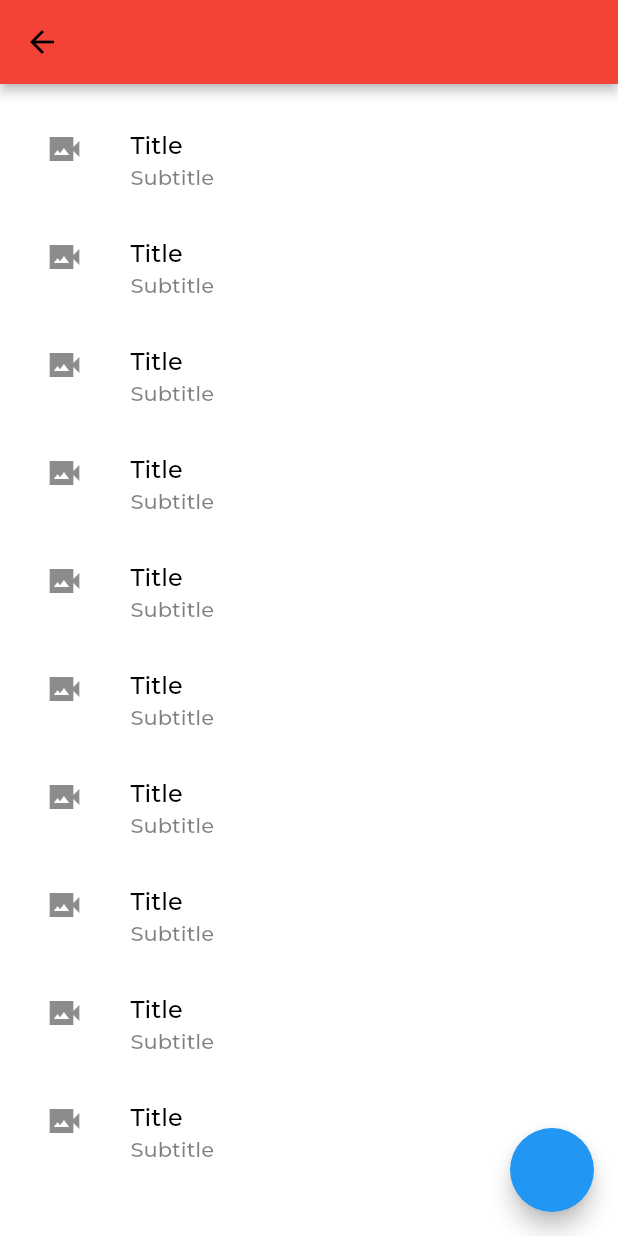
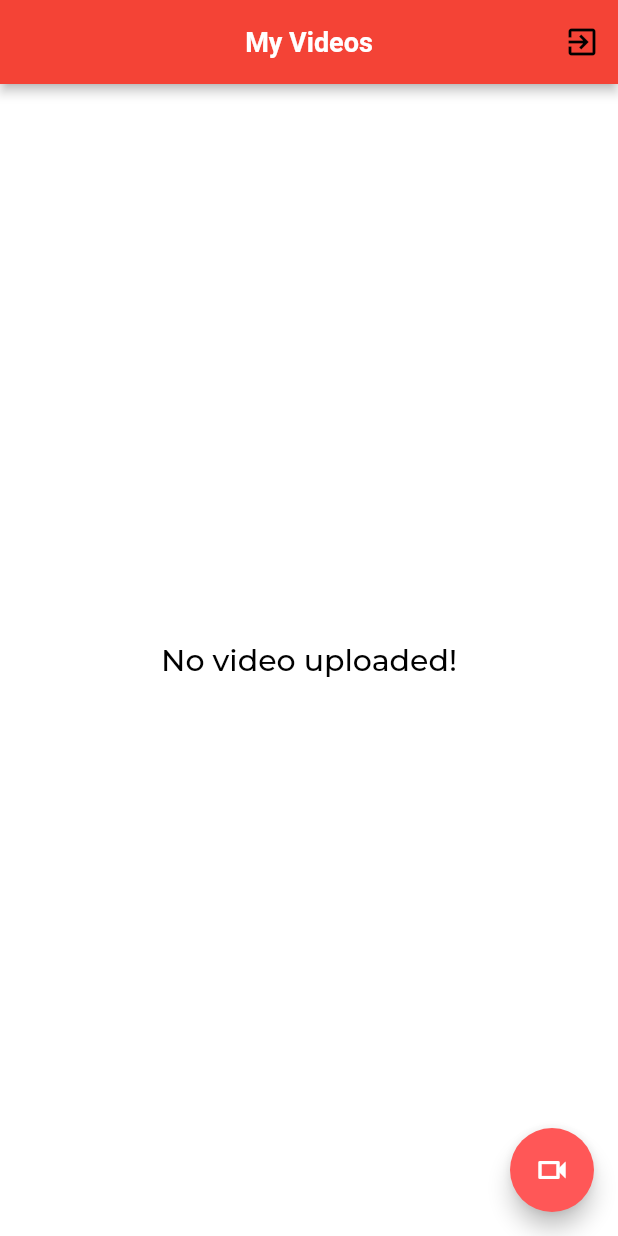
Before and after one commit to SyedAhmed334/Video-Recorder-Flutter, a Flutter app: the VideoListScreen screen opened directly, on a phone screen of 412 x 824 dp. Run offline on Flutter 3.47's test engine with Material 3 defaults, Android fonts, the phone set to English and light mode, and no system bars; our stand-ins replace camera, firebase_auth, firebase_core, firebase_storage, fluttertoast, geocoding and 4 more; accounts and stored records are empty; project files that could hold a hidden picture were left out.

Commit message:
code updated

```diff
--- a/lib/Common/Widgets/custom_button.dart
+++ b/lib/Common/Widgets/custom_button.dart
@@ -58,7 +58,9 @@ class CustomButton extends StatelessWidget {
               ),
         child: Center(
           child: containLoading
-              ? const CircularProgressIndicator()
+              ? const CircularProgressIndicator(
+                  color: Colors.white,
+                )
               : Text(
                   btnText ??
                       "                                                                                                                                                                                                                                                                                                                     ",
--- a/lib/Features/Authentication/controllers/otp_controller.dart
+++ b/lib/Features/Authentication/controllers/otp_controller.dart
@@ -4,6 +4,7 @@ import 'package:firebase_auth/firebase_auth.dart';
 import 'package:flutter/material.dart';
 import 'package:get/get.dart';
 import 'package:video_recorder/Features/Video/screens/video_screen.dart';
+import 'package:video_recorder/Features/Video/screens/videos_list_screen.dart';
 import 'package:video_recorder/utils/helpers/helper_functions.dart';
 
 class OTPController extends GetxController {
@@ -23,7 +24,7 @@ class OTPController extends GetxController {
           .then((value) {
         isLoading.value = false;
         XHelperFunctions.showToastMessage(message: 'Login Successful');
-        Get.offAll(() => const VideoScreen());
+        Get.offAll(() => const VideoListScreen());
       });
     } catch (e) {
       isLoading.value = false;
--- a/lib/Features/Authentication/controllers/phone_auth_controller.dart
+++ b/lib/Features/Authentication/controllers/phone_auth_controller.dart
@@ -34,9 +34,8 @@ class PhoneAuthController extends GetxController {
         },
         codeAutoRetrievalTimeout: (String verificationId) {
           isLoading.value = false;
-          XHelperFunctions.showToastMessage(message: 'Request Timeout!');
+          // XHelperFunctions.showToastMessage(message: 'Request Timeout!');
         },
-        timeout: const Duration(seconds: 20),
         phoneNumber: phoneNumberController.text.toString(),
       );
     } catch (e) {
--- a/lib/Features/Meta Data/meta_data_controller.dart
+++ b/lib/Features/Meta Data/meta_data_controller.dart
@@ -99,8 +99,7 @@ class MetaDataController extends GetxController {
     await placemarkFromCoordinates(position.latitude, position.longitude)
         .then((List<Placemark> placemarks) {
       Placemark place = placemarks[0];
-      currentAddress =
-          '${place.subLocality}, ${place.locality}, ${place.country}';
+      currentAddress = '${place.locality}, ${place.country}';
       videoLocationController.text = currentAddress;
       update();
     }).catchError((e) {
--- a/lib/Features/Video/controllers/vide_list_controller.dart
+++ b/lib/Features/Video/controllers/vide_list_controller.dart
@@ -3,13 +3,38 @@ import 'dart:developer';
 import 'package:firebase_auth/firebase_auth.dart';
 import 'package:firebase_storage/firebase_storage.dart';
 import 'package:get/get_state_manager/src/simple/get_controllers.dart';
+import 'package:video_recorder/Features/Video/models/video_model.dart';
 
 class VideoListController extends GetxController {
-  FirebaseStorage storage = FirebaseStorage.instance;
-  final userId = FirebaseAuth.instance.currentUser!.uid;
+  final auth = FirebaseAuth.instance;
+  final FirebaseStorage _storage = FirebaseStorage.instance;
 
-  void getVideosList() async {
-    // ListResult result = await storage.ref().child('videos/$userId/').;
-    // log(result.sto);
+  Future<List<Video>> fetchVideos() async {
+    List<Video> videoList = [];
+    ListResult result = await _storage
+        .ref('videos/${auth.currentUser!.uid.toString()}/')
+        .listAll();
+    log('current user: ${auth.currentUser!.uid}');
+
+    for (Reference ref in result.items) {
+      FullMetadata metadata = await ref.getMetadata();
+
+      Map<String, dynamic>? customMetadata = metadata.customMetadata;
+      log('metaData: $customMetadata');
+
+      String videoUrl = await ref.getDownloadURL();
+      log('metaData: $videoUrl');
+
+      // Create Video object
+      Video video = Video(
+        title: customMetadata!['title'] ?? '',
+        description: customMetadata['description'] ?? '',
+        category: customMetadata['category'] ?? '',
+        location: customMetadata['location'] ?? '',
+        videoUrl: videoUrl,
+      );
+      videoList.add(video);
+    }
+    return videoList;
   }
 }
--- a/lib/Features/Video/models/video_model.dart
+++ b/lib/Features/Video/models/video_model.dart
@@ -3,13 +3,13 @@ class Video {
   final String description;
   final String category;
   final String location;
-  final String downloadUrl;
+  final String videoUrl;
 
   Video({
     required this.title,
     required this.description,
     required this.category,
     required this.location,
-    required this.downloadUrl,
+    required this.videoUrl,
   });
 }
--- a/lib/Features/Video/screens/videos_list_screen.dart
+++ b/lib/Features/Video/screens/videos_list_screen.dart
@@ -1,11 +1,15 @@
 import 'dart:developer';
 
 import 'package:firebase_auth/firebase_auth.dart';
-import 'package:firebase_storage/firebase_storage.dart';
+import 'package:firebase_core/firebase_core.dart';
 import 'package:flutter/material.dart';
 import 'package:get/get.dart';
+import 'package:video_recorder/Features/Authentication/screens/login_screen.dart';
 import 'package:video_recorder/Features/Video/controllers/vide_list_controller.dart';
+import 'package:video_recorder/Features/Video/models/video_model.dart';
+import 'package:video_recorder/Features/Video/screens/video_player_time.dart';
 import 'package:video_recorder/Features/Video/screens/video_screen.dart';
+import 'package:video_recorder/Utils/Constants/colors.dart';
 
 class VideoListScreen extends StatefulWidget {
   const VideoListScreen({super.key});
@@ -15,42 +19,91 @@ class VideoListScreen extends StatefulWidget {
 }
 
 class _VideoListScreenState extends State<VideoListScreen> {
-  @override
-  void initState() {
-    super.initState();
-    WidgetsBinding.instance.addPostFrameCallback((_) {
-      controller.getVideosList();
-    });
-  }
-
   final controller = Get.put(VideoListController());
   @override
   Widget build(BuildContext context) {
     return Scaffold(
-        appBar: AppBar(),
-        floatingActionButton: FloatingActionButton(onPressed: () {
+      appBar: AppBar(
+        title: const Text('My Videos'),
+        centerTitle: true,
+        actions: [
+          IconButton(
+              onPressed: () {
+                FirebaseAuth.instance.signOut();
+                Get.offAll(() => const LoginScreen());
+              },
+              icon: const Icon(Icons.exit_to_app))
+        ],
+      ),
+      body: Padding(
+        padding: const EdgeInsets.all(0.0),
+        child: FutureBuilder<List<Video>>(
+            future: controller.fetchVideos(),
+            builder: (context, snapshot) {
+              if (snapshot.connectionState == ConnectionState.waiting) {
+                log('waiting');
+                return const Center(child: CircularProgressIndicator());
+              } else if (snapshot.hasError) {
+                log('has error');
+                return Center(child: Text('Error: ${snapshot.error}'));
+              } else if (snapshot.hasData) {
+                log('has data');
+                log(snapshot.data!.length.toString());
+                return snapshot.data!.isEmpty
+                    ? const Center(
+                        child: Text(
+                        'No video uploaded!',
+                        style: TextStyle(
+                            fontSize: 20, fontWeight: FontWeight.w500),
+                      ))
+                    : ListView.builder(
+                        itemCount: snapshot.data!.length,
+                        itemBuilder: (context, index) {
+                          final video = snapshot.data![index];
+                          return Padding(
+                            padding: const EdgeInsets.symmetric(
+                                horizontal: 4, vertical: 4),
+                            child: Card(
+                              color: XColors.secondaryColor,
+                              child: ListTile(
+                                title: Text(video.title),
+                                subtitle: Text(video.description),
+                                trailing: Text(
+                                  video.location,
+                                ),
+                                leading: const Icon(Icons.video_library),
+                                onTap: () => _playVideo(video),
+                              ),
+                            ),
+                          );
+                        },
+                      );
+              } else {
+                log('else');
+                return const Center(
+                    child: Text(
+                  'No video uploaded!',
+                  style: TextStyle(fontSize: 20, fontWeight: FontWeight.w500),
+                ));
+              }
+            }),
+      ),
+      floatingActionButton: FloatingActionButton(
+        onPressed: () {
           Get.to(const VideoScreen());
-        }),
-        body: Padding(
-          padding: const EdgeInsets.all(15.0),
-          child: Column(
-            mainAxisAlignment: MainAxisAlignment.center,
-            crossAxisAlignment: CrossAxisAlignment.center,
-            children: [
-              Expanded(
-                child: ListView.builder(
-                  itemCount: 10,
-                  itemBuilder: (context, index) {
-                    return const ListTile(
-                      title: Text('Title'),
-                      subtitle: Text('Subtitle'),
-                      leading: Icon(Icons.video_camera_back_sharp),
-                    );
-                  },
-                ),
-              )
-            ],
-          ),
-        ));
+        },
+        backgroundColor: XColors.primaryColor,
+        foregroundColor: XColors.whiteColor,
+        child: const Icon(Icons.videocam_outlined),
+      ),
+    );
+  }
+
+  void _playVideo(Video video) {
+    Get.to(
+      () => VideoPlayerScreen(
+        videoUrl: video.videoUrl,
+      ),
+    );
   }
 }
--- a/lib/main.dart
+++ b/lib/main.dart
@@ -2,8 +2,7 @@ import 'package:firebase_core/firebase_core.dart';
 import 'package:flutter/material.dart';
 import 'package:flutter/widgets.dart';
 import 'package:get/get.dart';
-import 'package:video_recorder/Features/Video/screens/video_screen.dart';
-import 'package:video_recorder/Features/Video/screens/videos_list_screen.dart';
+import 'package:video_recorder/Features/Splash/splash_screen.dart';
 import 'package:video_recorder/firebase_options.dart';
 import 'package:video_recorder/utils/themes/theme.dart';
 
@@ -25,7 +24,7 @@ class MyApp extends StatelessWidget {
       title: 'Video Recorder',
       debugShowCheckedModeBanner: false,
       theme: XTheme.lightTheme,
-      home: const VideoScreen(),
+      home: const SplashScreen(),
     );
   }
 }
```
Also changed, not shown: lib/Features/Splash/splash_screen.dart (added, +41 -0 lines), lib/Features/Video/controllers/video_player_time_controller.dart (added, +27 -0 lines), lib/Features/Video/screens/video_player_time.dart (added, +55 -0 lines).
